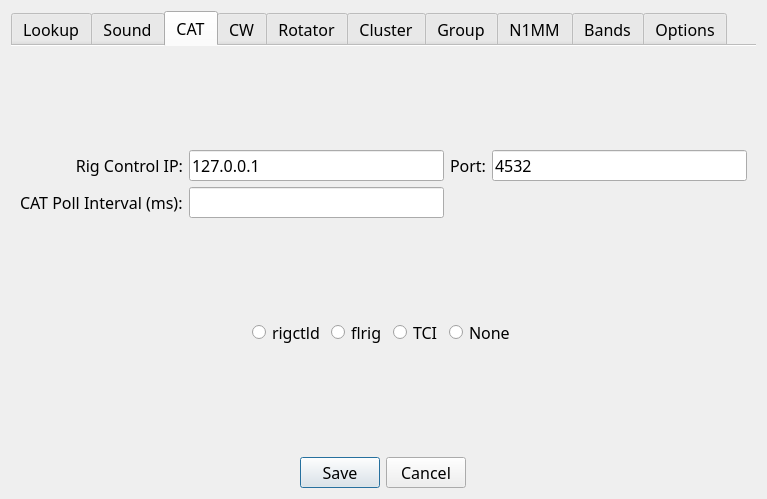
Qt form not1mm/data/configuration.ui (mbridak/not1mm) before a commit.
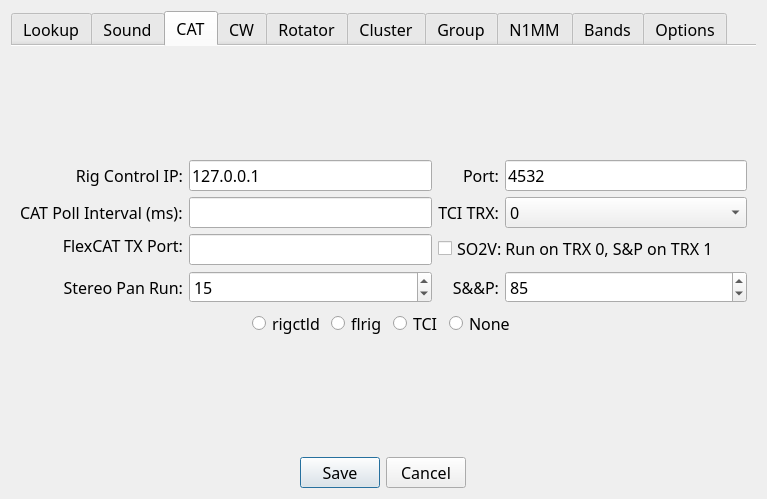
The same form after that commit. The open tabs and pages were chosen to show the change.

Commit message: This commit adds SO2R capability for radios with TCI control. SO2R has been tested using a Flex 6600M and AetherSDR running on localhost. Additionally, a FlexCAT port must be configured on the AetherSDR CAT interface (FLEX mode) to affect real-time changes in the transmit slice.

Patch:
```diff
--- a/not1mm/data/configuration.ui
+++ b/not1mm/data/configuration.ui
@@ -412,7 +412,7 @@
          </property>
         </widget>
        </item>
-       <item row="5" column="0" colspan="4">
+       <item row="6" column="0" colspan="4">
         <spacer name="verticalSpacer_3">
          <property name="orientation">
           <enum>Qt::Vertical</enum>
@@ -447,18 +447,71 @@
          </property>
         </widget>
        </item>
-       <item row="3" column="1" colspan="3">
-        <spacer name="verticalSpacer_2">
-         <property name="orientation">
-          <enum>Qt::Vertical</enum>
+       <item row="3" column="2" colspan="2" alignment="Qt::AlignTop">
+        <widget class="QCheckBox" name="tci_so2v_checkbox">
+         <property name="font">
+          <font>
+           <family>JetBrains Mono</family>
+           <pointsize>12</pointsize>
+           <bold>false</bold>
+           <strikeout>false</strikeout>
+          </font>
          </property>
-         <property name="sizeHint" stdset="0">
-          <size>
-           <width>20</width>
-           <height>40</height>
-          </size>
+         <property name="toolTip">
+          <string>SO2V: TRX 0 is the Run radio and TRX 1 the S&amp;P radio. Switching Run/S&amp;P (or pressing \) swaps radios and keeps each radio's partial QSO.</string>
          </property>
-        </spacer>
+         <property name="accessibleName">
+          <string>t c i s o 2 v</string>
+         </property>
+         <property name="accessibleDescription">
+          <string>run on t r x zero, search and pounce on t r x one.</string>
+         </property>
+         <property name="text">
+          <string>SO2V: Run on TRX 0, S&amp;&amp;P on TRX 1</string>
+         </property>
+        </widget>
+       </item>
+       <item row="3" column="0" alignment="Qt::AlignTop">
+        <widget class="QLabel" name="tci_tx_select_label">
+         <property name="font">
+          <font>
+           <family>JetBrains Mono</family>
+           <pointsize>12</pointsize>
+           <bold>false</bold>
+           <strikeout>false</strikeout>
+          </font>
+         </property>
+         <property name="toolTip">
+          <string>AetherSDR FlexCAT port (VFO A = TRX 0 slice, VFO B = TRX 1 slice) used to move TX between radios on an SO2V swap. TCI cannot move TX without keying. 0 disables.</string>
+         </property>
+         <property name="text">
+          <string>FlexCAT TX Port:</string>
+         </property>
+         <property name="alignment">
+          <set>Qt::AlignRight|Qt::AlignTrailing|Qt::AlignVCenter</set>
+         </property>
+        </widget>
+       </item>
+       <item row="3" column="1" alignment="Qt::AlignTop">
+        <widget class="QLineEdit" name="tci_tx_select_port_field">
+         <property name="font">
+          <font>
+           <family>JetBrains Mono</family>
+           <pointsize>12</pointsize>
+           <bold>false</bold>
+           <strikeout>false</strikeout>
+          </font>
+         </property>
+         <property name="toolTip">
+          <string>AetherSDR FlexCAT port (VFO A = TRX 0 slice, VFO B = TRX 1 slice) used to move TX between radios on an SO2V swap. TCI cannot move TX without keying. 0 disables.</string>
+         </property>
+         <property name="accessibleName">
+          <string>flex cat t x select port</string>
+         </property>
+         <property name="accessibleDescription">
+          <string>port of the aether s d r flex cat server used to move transmit between slices.</string>
+         </property>
+        </widget>
        </item>
        <item row="1" column="0">
         <widget class="QLabel" name="label_6">
@@ -479,7 +532,97 @@
          </property>
         </widget>
        </item>
-       <item row="4" column="0" colspan="4">
+       <item row="4" column="0">
+        <widget class="QLabel" name="tci_pan_run_label">
+         <property name="font">
+          <font>
+           <family>JetBrains Mono</family>
+           <pointsize>12</pointsize>
+           <bold>false</bold>
+           <strikeout>false</strikeout>
+          </font>
+         </property>
+         <property name="text">
+          <string>Stereo Pan Run:</string>
+         </property>
+         <property name="alignment">
+          <set>Qt::AlignRight|Qt::AlignTrailing|Qt::AlignVCenter</set>
+         </property>
+        </widget>
+       </item>
+       <item row="4" column="1">
+        <widget class="QSpinBox" name="tci_pan_run_spin">
+         <property name="font">
+          <font>
+           <family>JetBrains Mono</family>
+           <pointsize>12</pointsize>
+           <bold>false</bold>
+           <strikeout>false</strikeout>
+          </font>
+         </property>
+         <property name="toolTip">
+          <string>Stereo pan: 0 = hard left, 50 = centre, 100 = hard right.</string>
+         </property>
+         <property name="accessibleName">
+          <string>stereo pan run radio</string>
+         </property>
+         <property name="minimum">
+          <number>0</number>
+         </property>
+         <property name="maximum">
+          <number>100</number>
+         </property>
+         <property name="value">
+          <number>15</number>
+         </property>
+        </widget>
+       </item>
+       <item row="4" column="2">
+        <widget class="QLabel" name="tci_pan_sp_label">
+         <property name="font">
+          <font>
+           <family>JetBrains Mono</family>
+           <pointsize>12</pointsize>
+           <bold>false</bold>
+           <strikeout>false</strikeout>
+          </font>
+         </property>
+         <property name="text">
+          <string>S&amp;&amp;P:</string>
+         </property>
+         <property name="alignment">
+          <set>Qt::AlignRight|Qt::AlignTrailing|Qt::AlignVCenter</set>
+         </property>
+        </widget>
+       </item>
+       <item row="4" column="3">
+        <widget class="QSpinBox" name="tci_pan_sp_spin">
+         <property name="font">
+          <font>
+           <family>JetBrains Mono</family>
+           <pointsize>12</pointsize>
+           <bold>false</bold>
+           <strikeout>false</strikeout>
+          </font>
+         </property>
+         <property name="toolTip">
+          <string>Stereo pan: 0 = hard left, 50 = centre, 100 = hard right.</string>
+         </property>
+         <property name="accessibleName">
+          <string>stereo pan search and pounce radio</string>
+         </property>
+         <property name="minimum">
+          <number>0</number>
+         </property>
+         <property name="maximum">
+          <number>100</number>
+         </property>
+         <property name="value">
+          <number>85</number>
+         </property>
+        </widget>
+       </item>
+       <item row="5" column="0" colspan="4">
         <layout class="QHBoxLayout" name="horizontalLayout">
          <property name="sizeConstraint">
           <enum>QLayout::SizeConstraint::SetDefaultConstraint</enum>
@@ -666,6 +809,55 @@
        <item row="2" column="1">
         <widget class="QLineEdit" name="catpoll_field"/>
        </item>
+       <item row="2" column="2">
+        <widget class="QLabel" name="tci_trx_label">
+         <property name="font">
+          <font>
+           <family>JetBrains Mono</family>
+           <pointsize>12</pointsize>
+           <bold>false</bold>
+           <strikeout>false</strikeout>
+          </font>
+         </property>
+         <property name="text">
+          <string>TCI TRX:</string>
+         </property>
+         <property name="alignment">
+          <set>Qt::AlignRight|Qt::AlignTrailing|Qt::AlignVCenter</set>
+         </property>
+        </widget>
+       </item>
+       <item row="2" column="3">
+        <widget class="QComboBox" name="tci_trx_combo">
+         <property name="font">
+          <font>
+           <family>JetBrains Mono</family>
+           <pointsize>12</pointsize>
+           <bold>false</bold>
+           <strikeout>false</strikeout>
+          </font>
+         </property>
+         <property name="toolTip">
+          <string>TCI transceiver to control. In AetherSDR, TRX 0 is the first slice and TRX 1 the second.</string>
+         </property>
+         <property name="accessibleName">
+          <string>t c i transceiver</string>
+         </property>
+         <property name="accessibleDescription">
+          <string>select t c i transceiver zero or one.</string>
+         </property>
+         <item>
+          <property name="text">
+           <string>0</string>
+          </property>
+         </item>
+         <item>
+          <property name="text">
+           <string>1</string>
+          </property>
+         </item>
+        </widget>
+       </item>
       </layout>
      </widget>
      <widget class="QWidget" name="cw_tab">
```
Left out of the diff: 5 changed lines with no effect on the pictures. The commit also changes 17 other files.
